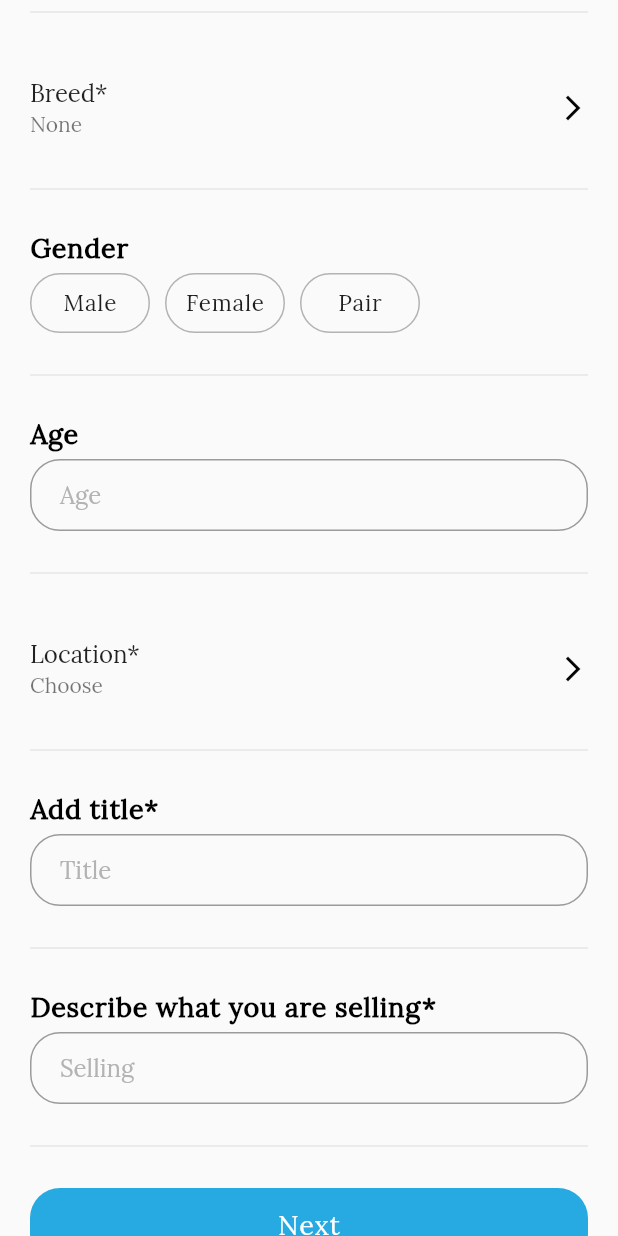
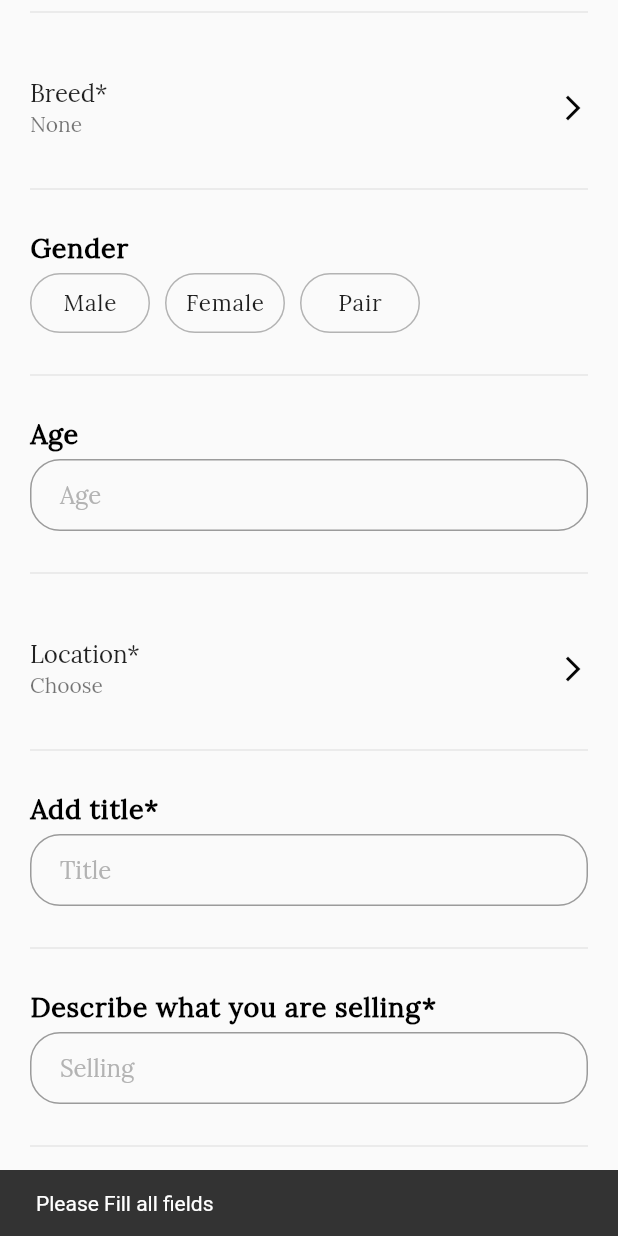
Before and after one commit to devsinntechnologies/bhai-chara, a Flutter app: the PostDetailScreen1 screen opened directly, scrolled down 576 dp, after a tap on "Next", on a phone screen of 412 x 824 dp. Run offline on Flutter 3.47's test engine with Material 2 defaults, Android fonts, the phone set to English and light mode, and no system bars; our stand-ins replace firebase_core, image_picker, intl_phone_field; accounts and stored records are empty.

Commit message:
all update from me

```diff
--- a/lib/common/custom_listtile.dart
+++ b/lib/common/custom_listtile.dart
@@ -28,7 +28,7 @@ class CustomListTileSetting extends StatelessWidget {
                   size: 24,
                 ),
                 const SizedBox(
-                  width: 10,
+                  width: 20,
                 ),
                 Column(
                   crossAxisAlignment: CrossAxisAlignment.start,
--- a/lib/utils/showSnack.dart
+++ b/lib/utils/showSnack.dart
@@ -1,6 +1,7 @@
 import 'package:flutter/material.dart';
 
-showSnack({context, text = "Please Complete FIll the Field"}) {
-  var snackBar = SnackBar(content: Text(text));
-  ScaffoldMessenger.of(context).showSnackBar(snackBar);
+showSnack({context, text = "Please Fill all fields"}) {
+  ScaffoldMessenger.of(context).showSnackBar(SnackBar(
+    content: Text(text),
+  ));
 }
--- a/lib/view/home-screens/home_screen.dart
+++ b/lib/view/home-screens/home_screen.dart
@@ -73,7 +73,7 @@ class _HomeScreenState extends State<HomeScreen> {
               Padding(
                   padding: const EdgeInsets.only(left: 20, bottom: 20, top: 15),
                   child: Text(
-                    'LatestBrowse Categoriest',
+                    'Browse Categories',
                     style: AppTextStyles.textStyleBoldBodyMedium,
                   )),
               SingleChildScrollView(
--- a/lib/view/home-screens/sell_screen.dart
+++ b/lib/view/home-screens/sell_screen.dart
@@ -13,7 +13,9 @@ class SellScreen extends StatelessWidget {
   Widget build(BuildContext context) {
     return SafeArea(
       child: Scaffold(
-        body: Column(crossAxisAlignment: CrossAxisAlignment.start, children: [
+        body: SingleChildScrollView(
+          child:
+              Column(crossAxisAlignment: CrossAxisAlignment.start, children: [
             CustomContainer(
               text: 'What are you offering?',
               iconVar: Icons.close,
@@ -78,6 +80,7 @@ class SellScreen extends StatelessWidget {
             ),
           ]),
         ),
+      ),
     );
   }
 }
--- a/lib/view/post and detail/post_and_detail_1.dart
+++ b/lib/view/post and detail/post_and_detail_1.dart
@@ -1,5 +1,6 @@
 import 'dart:io';
 
+import 'package:bhai_chara/common/custom_button.dart';
 import 'package:bhai_chara/common/custom_container_children.dart';
 import 'package:bhai_chara/common/custom_container_tile.dart';
 import 'package:bhai_chara/common/custom_list_tile.dart';
@@ -371,34 +372,23 @@ class _PostDetailScreen1State extends State<PostDetailScreen1> {
                       ),
                       const Divider(),
                       const SizedBox(
-                        height: 20,
+                        height: 40,
                       ),
-                      InkWell(
+                      CustomButton(
                         onTap: () {
                           if (priceController.text.isEmpty) {
-                            showSnack();
+                            showSnack(context: context);
                           } else if (ageController.text.isEmpty) {
-                            showSnack();
+                            showSnack(context: context);
                           } else if (titlleController.text.isEmpty) {
-                            showSnack();
+                            showSnack(context: context);
                           } else if (describeController.text.isEmpty) {
-                            showSnack();
+                            showSnack(context: context);
                           } else {
                             push(context, PostDetailScreen2());
                           }
                         },
-                        child: Container(
-                            height: 50,
-                            decoration: BoxDecoration(
-                                borderRadius: BorderRadius.circular(20),
-                                color: AppColors.blue),
-                            child: Center(
-                              child: Text(
-                                "Next",
-                                style: AppTextStyles
-                                    .textStyleNormalBodySmall_WhiteColor,
-                              ),
-                            )),
+                        text: "Next",
                       ),
                       const SizedBox(
                         height: 10,
```
Also changed, not shown: lib/view/review_details_screen.dart (+44 -5 lines). Lines whose indentation alone changed are shown as unchanged.
